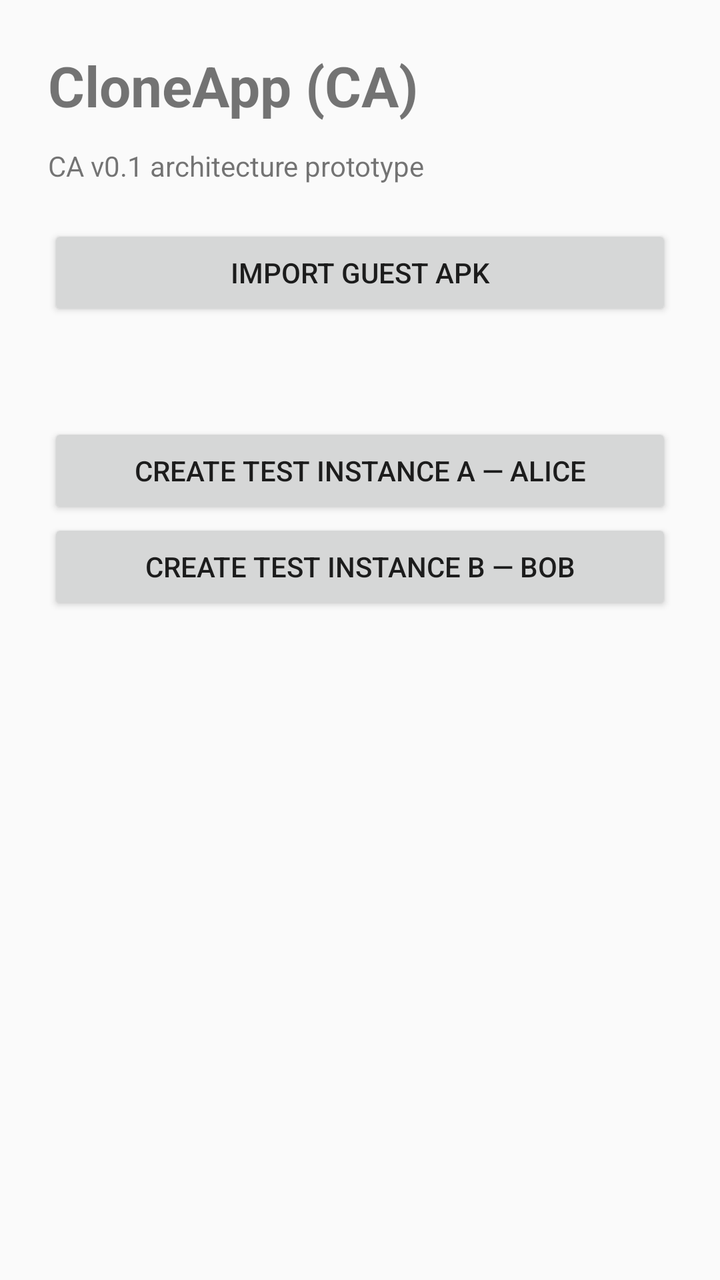
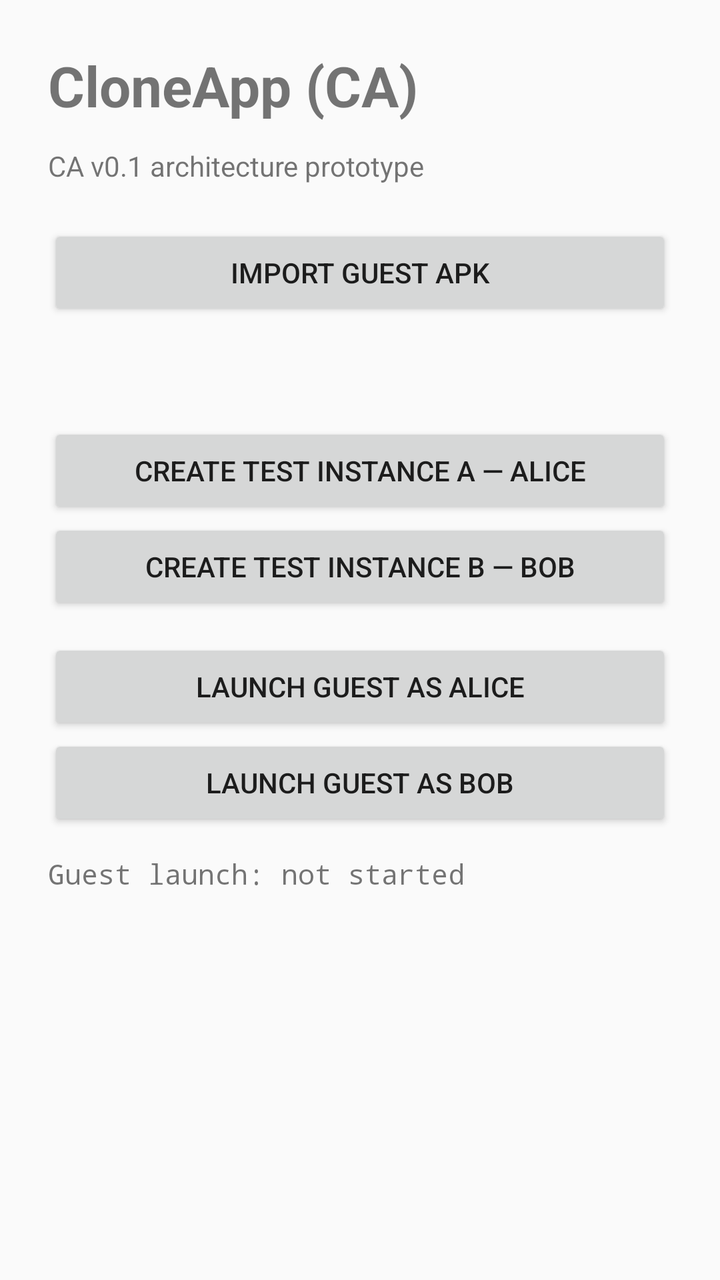

Before-and-after screenshots of an Android layout around one commit, followed by the original layout XML and the change that was made.
<!-- AndroidManifest.xml: application theme Theme.CloneApp -->
<!-- res/layout/activity_main.xml -->
<?xml version="1.0" encoding="utf-8"?>
<ScrollView xmlns:android="http://schemas.android.com/apk/res/android"
    android:layout_width="match_parent"
    android:layout_height="match_parent">
    <LinearLayout
        android:layout_width="match_parent"
        android:layout_height="wrap_content"
        android:orientation="vertical"
        android:padding="24dp">

        <TextView
            android:layout_width="wrap_content"
            android:layout_height="wrap_content"
            android:text="CloneApp (CA)"
            android:textSize="28sp"
            android:textStyle="bold" />

        <TextView
            android:id="@+id/statusText"
            android:layout_width="match_parent"
            android:layout_height="wrap_content"
            android:layout_marginTop="12dp"
            android:text="CA v0.1 architecture prototype" />

        <Button
            android:id="@+id/importApk"
            android:layout_width="match_parent"
            android:layout_height="wrap_content"
            android:layout_marginTop="20dp"
            android:text="Import Guest APK" />

        <TextView
            android:id="@+id/guestArtifactText"
            android:layout_width="match_parent"
            android:layout_height="wrap_content"
            android:layout_marginTop="12dp"
            android:typeface="monospace" />

        <Button
            android:id="@+id/createAlice"
            android:layout_width="match_parent"
            android:layout_height="wrap_content"
            android:layout_marginTop="20dp"
            android:text="Create Test Instance A — Alice" />

        <Button
            android:id="@+id/createBob"
            android:layout_width="match_parent"
            android:layout_height="wrap_content"
            android:text="Create Test Instance B — Bob" />

        <TextView
            android:id="@+id/instancesText"
            android:layout_width="match_parent"
            android:layout_height="wrap_content"
            android:layout_marginTop="20dp"
            android:typeface="monospace" />
    </LinearLayout>
</ScrollView>
<!-- resources referenced by this layout -->
<resources>
  <style name="Theme.CloneApp" parent="Theme.AppCompat.DayNight.NoActionBar" />
</resources>

<!-- the commit's change to res/layout/activity_main.xml (unified diff, before → after) -->
@@ -49,6 +49,27 @@
             android:layout_height="wrap_content"
             android:text="Create Test Instance B — Bob" />
 
+        <Button
+            android:id="@+id/launchAlice"
+            android:layout_width="match_parent"
+            android:layout_height="wrap_content"
+            android:layout_marginTop="12dp"
+            android:text="Launch Guest as Alice" />
+
+        <Button
+            android:id="@+id/launchBob"
+            android:layout_width="match_parent"
+            android:layout_height="wrap_content"
+            android:text="Launch Guest as Bob" />
+
+        <TextView
+            android:id="@+id/launchDiagnosticsText"
+            android:layout_width="match_parent"
+            android:layout_height="wrap_content"
+            android:layout_marginTop="12dp"
+            android:text="Guest launch: not started"
+            android:typeface="monospace" />
+
         <TextView
             android:id="@+id/instancesText"
             android:layout_width="match_parent"
